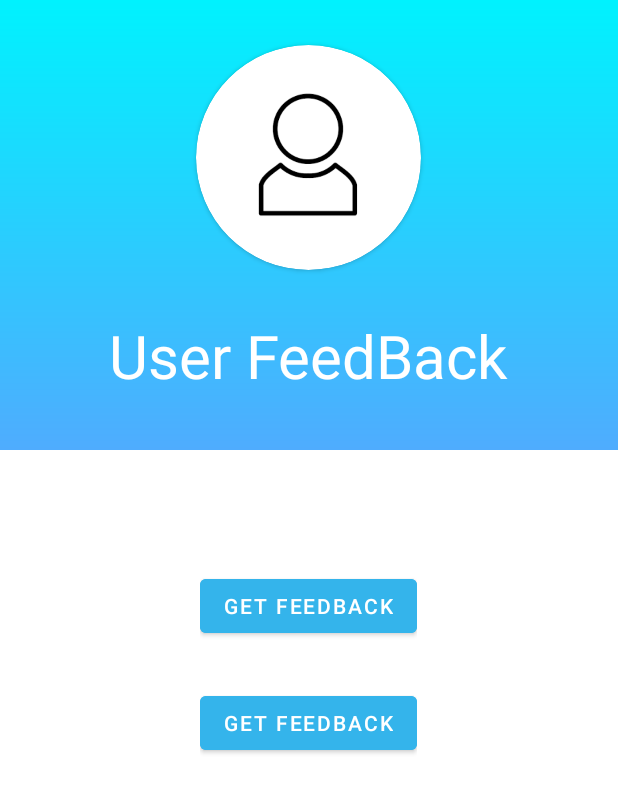
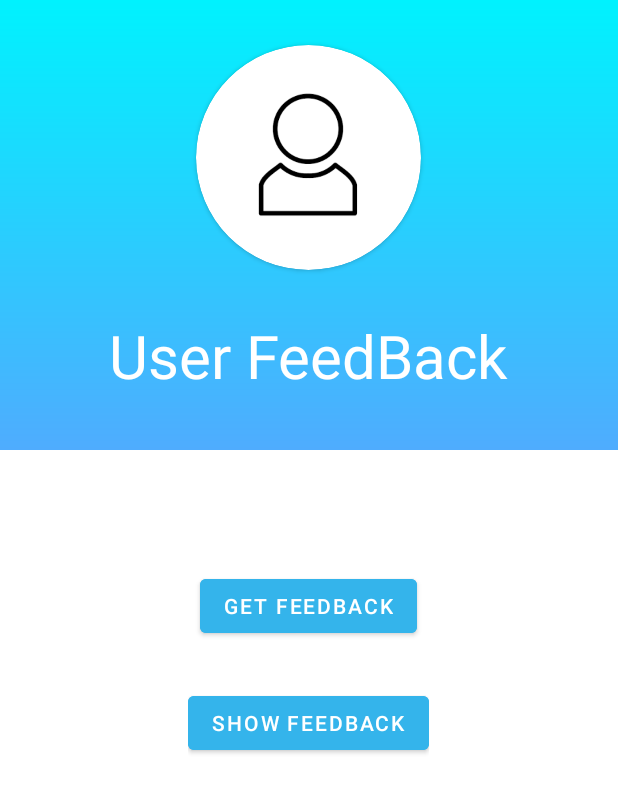
Before and after one commit to Arex360/Quiz-App, an Android app: the screen it shows after launch (MainActivity), on a phone screen of 412 x 824 dp. Shown: the top 793 px of the screen. Run offline under Robolectric (Android 15) with nearby library versions, the phone set to English and light mode, and no system bars.

Commit message:
new changes

```diff
--- a/app/src/main/res/layout/activity_main.xml
+++ b/app/src/main/res/layout/activity_main.xml
@@ -66,7 +66,7 @@
           <Button
               android:layout_width="wrap_content"
               android:layout_height="wrap_content"
-              android:text="Get FeedBack"
+              android:text="Show FeedBack"
               android:backgroundTint="#34b4eb"
               android:layout_gravity="center">
           </Button>
```
